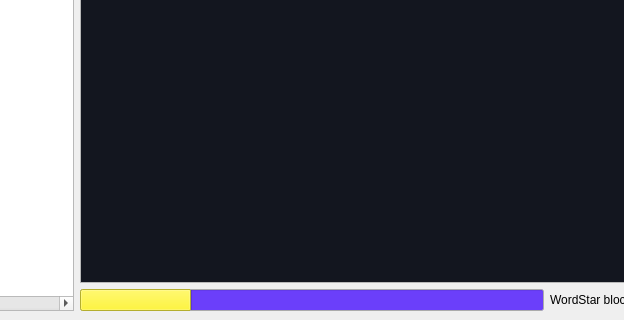
Old version of the form src/TextEditor/ui/TextEditor.ui in the repository KatsumiKougen/SmallPyQt5Apps; both pictures show x 191 to 815 and y 248 to 568 of the 989 by 568 pixel window.
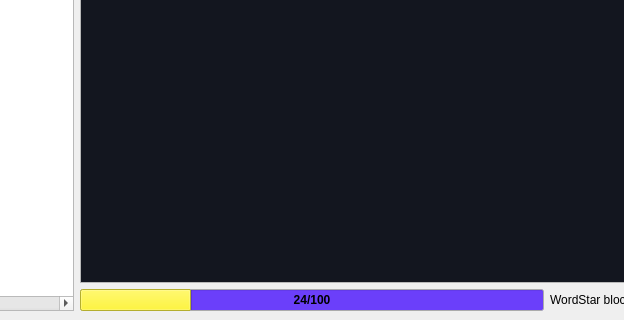
New version of the form. Custom widgets are drawn as their Qt base class.

Commit message: Tweak the progress bar a little bit

Patch:
```diff
--- a/src/TextEditor/ui/TextEditor.ui
+++ b/src/TextEditor/ui/TextEditor.ui
@@ -448,6 +448,15 @@
                  </color>
                 </brush>
                </colorrole>
+               <colorrole role="HighlightedText">
+                <brush brushstyle="SolidPattern">
+                 <color alpha="255">
+                  <red>0</red>
+                  <green>0</green>
+                  <blue>0</blue>
+                 </color>
+                </brush>
+               </colorrole>
               </active>
               <inactive>
                <colorrole role="Base">
@@ -468,6 +477,15 @@
                  </color>
                 </brush>
                </colorrole>
+               <colorrole role="HighlightedText">
+                <brush brushstyle="SolidPattern">
+                 <color alpha="255">
+                  <red>0</red>
+                  <green>0</green>
+                  <blue>0</blue>
+                 </color>
+                </brush>
+               </colorrole>
               </inactive>
               <disabled>
                <colorrole role="Base">
@@ -488,14 +506,32 @@
                  </color>
                 </brush>
                </colorrole>
+               <colorrole role="HighlightedText">
+                <brush brushstyle="SolidPattern">
+                 <color alpha="255">
+                  <red>0</red>
+                  <green>0</green>
+                  <blue>0</blue>
+                 </color>
+                </brush>
+               </colorrole>
               </disabled>
              </palette>
             </property>
+            <property name="font">
+             <font>
+              <weight>75</weight>
+              <bold>true</bold>
+             </font>
+            </property>
             <property name="value">
              <number>24</number>
             </property>
+            <property name="alignment">
+             <set>Qt::AlignLeading|Qt::AlignLeft|Qt::AlignVCenter</set>
+            </property>
             <property name="textVisible">
-             <bool>false</bool>
+             <bool>true</bool>
             </property>
             <property name="invertedAppearance">
              <bool>false</bool>
```
The commit also changes 1 other file.
